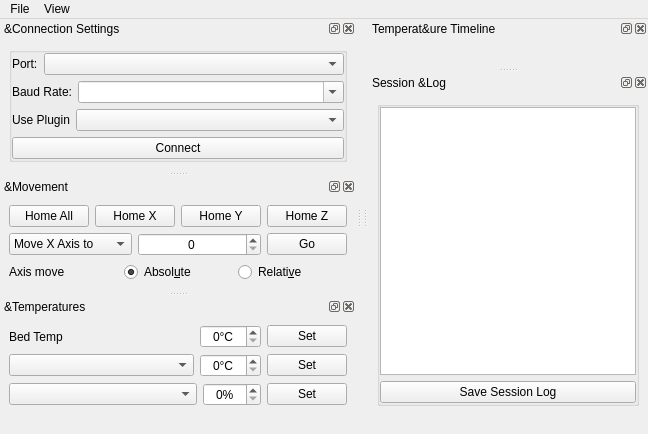
The window that testclient/mainwindow.ui (KDE/atcore) describes before a commit, drawn with Qt 5.
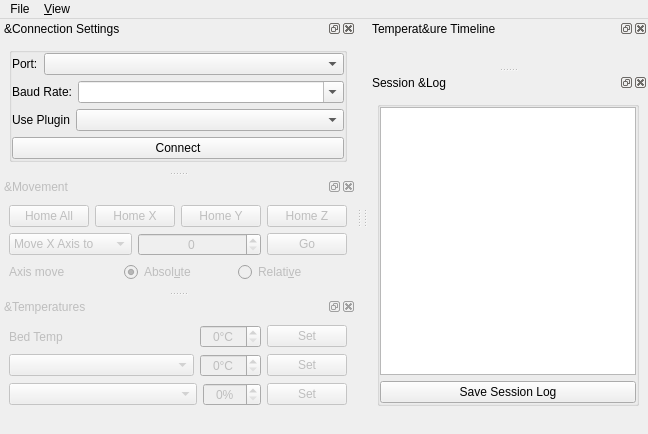
The same window after the commit. Icons and pictures are not drawn. Custom widgets are drawn as their Qt base class.

Commit message: Start all docks with printer controls disabled

What changed in the file:
```diff
--- a/testclient/mainwindow.ui
+++ b/testclient/mainwindow.ui
@@ -616,6 +616,9 @@
    </property>
   </widget>
   <widget class="QDockWidget" name="moveDock">
+   <property name="enabled">
+    <bool>false</bool>
+   </property>
    <property name="minimumSize">
     <size>
      <width>0</width>
@@ -767,6 +770,9 @@
    </widget>
   </widget>
   <widget class="QDockWidget" name="tempControlsDock">
+   <property name="enabled">
+    <bool>false</bool>
+   </property>
    <property name="minimumSize">
     <size>
      <width>0</width>
@@ -918,7 +924,7 @@
    </widget>
    <widget class="QMenu" name="menuView">
     <property name="title">
-     <string>View</string>
+     <string>&amp;View</string>
     </property>
     <addaction name="actionShowDockTitles"/>
     <addaction name="separator"/>
```
Left out of the diff: 8 changed lines with no effect on the pictures.
